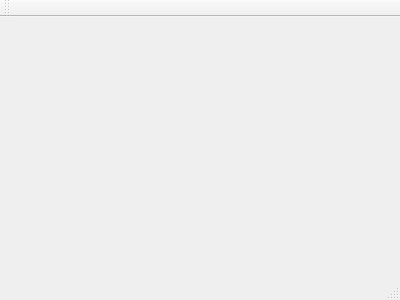
First picture: the form in TankBattles/mainwindow.ui, repository Lonsofore/TankBattles, before the edit.
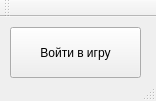
Second picture: the form after the edit.

```diff
--- a/TankBattles/mainwindow.ui
+++ b/TankBattles/mainwindow.ui
@@ -1,24 +1,43 @@
 <ui version="4.0">
  <class>MainWindow</class>
- <widget class="QMainWindow" name="MainWindow" >
-  <property name="geometry" >
+ <widget class="QMainWindow" name="MainWindow">
+  <property name="geometry">
    <rect>
     <x>0</x>
     <y>0</y>
-    <width>400</width>
-    <height>300</height>
+    <width>156</width>
+    <height>101</height>
    </rect>
   </property>
   <property name="windowTitle" >
    <string>MainWindow</string>
   </property>
-  <widget class="QMenuBar" name="menuBar" />
-  <widget class="QToolBar" name="mainToolBar" />
-  <widget class="QWidget" name="centralWidget" />
-  <widget class="QStatusBar" name="statusBar" />
+  <widget class="QWidget" name="centralWidget">
+   <widget class="QPushButton" name="pushButton">
+    <property name="geometry">
+     <rect>
+      <x>10</x>
+      <y>10</y>
+      <width>131</width>
+      <height>51</height>
+     </rect>
+    </property>
+    <property name="text">
+     <string>Войти в игру</string>
+    </property>
+   </widget>
+  </widget>
+  <widget class="QToolBar" name="mainToolBar">
+   <attribute name="toolBarArea">
+    <enum>TopToolBarArea</enum>
+   </attribute>
+   <attribute name="toolBarBreak">
+    <bool>false</bool>
+   </attribute>
+  </widget>
+  <widget class="QStatusBar" name="statusBar"/>
  </widget>
- <layoutDefault spacing="6" margin="11" />
- <pixmapfunction></pixmapfunction>
+ <layoutdefault spacing="6" margin="11"/>
  <resources/>
  <connections/>
 </ui>
```
Left out of the diff: 3 changed lines with no effect on the pictures.
